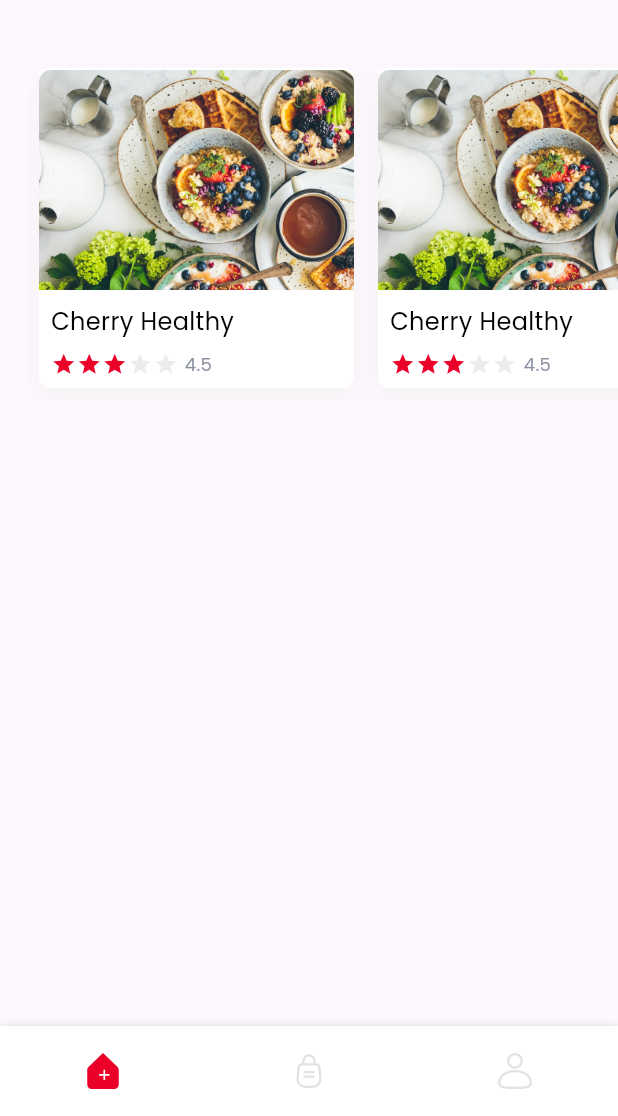
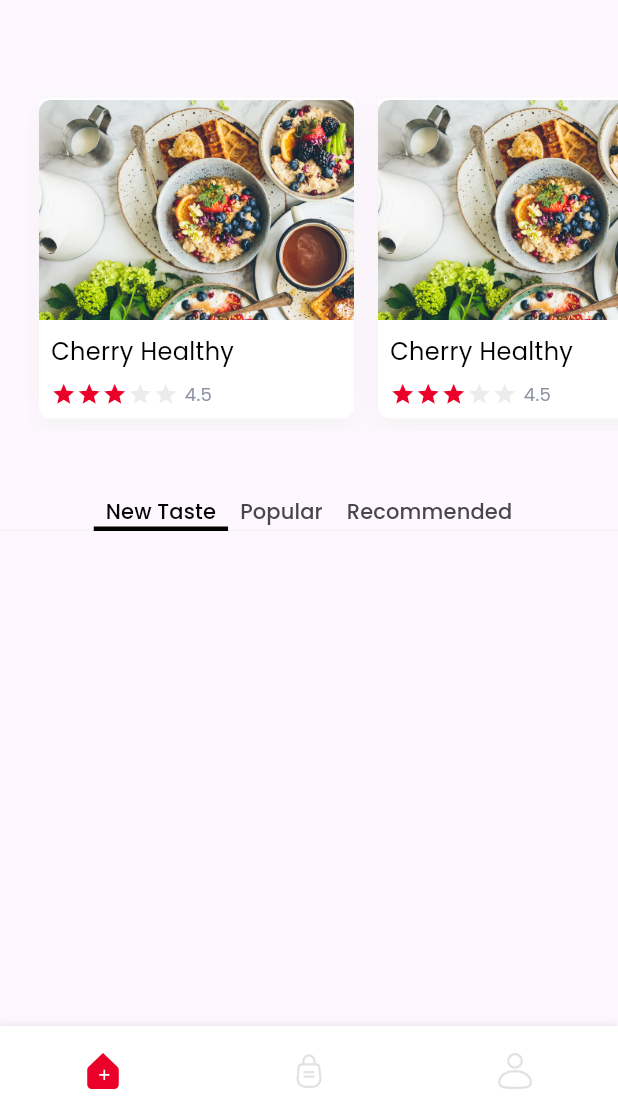
Before and after one commit to Elawady2002/Food-Market, a Flutter app: the MainHome screen opened directly, on a phone screen of 412 x 824 dp, the part 120-1236 px from its top. Run offline on Flutter 3.47's test engine with Material 3 defaults, Android fonts, the light colour scheme and no system bars; drawn by our look-alikes of flutter_rating_bar; our stand-ins replace flutter_screenutil, flutter_svg, google_fonts; missing offline and left inert: mobkit_dashed_border.

Commit message:
edit some files

```diff
--- a/lib/view/core/function/get_card_item.dart
+++ b/lib/view/core/function/get_card_item.dart
@@ -1,4 +1,3 @@
-
 import 'package:app/view/core/function/get_text.dart';
 import 'package:flutter/material.dart';
 import 'package:flutter_rating_bar/flutter_rating_bar.dart';
--- a/lib/view/core/function/list_card_food.dart
+++ b/lib/view/core/function/list_card_food.dart
@@ -17,7 +17,7 @@ SizedBox getListOfCrad() {
                 ? const EdgeInsets.only(top: 8, left: 8, right: 20, bottom: 8)
                 : const EdgeInsets.all(8),
             child: Container(
-              alignment: Alignment.topCenter,
+            alignment: Alignment.center,
               width: 210,
               height: 220,
               decoration: ShapeDecoration(
@@ -29,7 +29,6 @@ SizedBox getListOfCrad() {
                     color: Color(0xFFF2F2F2),
                     blurRadius: 15,
                     offset: Offset(0, 6),
-                    spreadRadius: 0,
                   ),
                 ],
               ),
--- a/lib/view/ui/home_fixed.dart
+++ b/lib/view/ui/home_fixed.dart
@@ -1,5 +1,6 @@
 import 'package:app/view/core/function/custom_app_bar.dart';
 import 'package:app/view/core/function/list_card_food.dart';
+import 'package:app/view/widget/custome_tap_bar.dart';
 import 'package:flutter/material.dart';
 
 class HomeFixed extends StatelessWidget {
@@ -10,12 +11,17 @@ class HomeFixed extends StatelessWidget {
     return Padding(
       padding: const EdgeInsets.only(top: 30),
       child: Column(
+        spacing: 10,
         children: [
           getCustomAppBar(),
           const SizedBox(
             height: 36,
           ),
-          getListOfCrad()
+          getListOfCrad(),
+          const SizedBox(
+            height: 24,
+          ),
+          const CustomeTapBar()
         ],
       ),
     );
--- a/lib/view/ui/sign_in.dart
+++ b/lib/view/ui/sign_in.dart
@@ -1,7 +1,7 @@
-
 import 'package:app/view/widget/card_signin.dart';
 import 'package:flutter/material.dart';
 import 'package:app/view/widget/title_scation.dart';
+
 
 class SignIn extends StatelessWidget {
   const SignIn({super.key});
--- /dev/null
+++ b/lib/view/widget/custome_tap_bar.dart
@@ -0,0 +1,41 @@
+import 'package:app/view/core/function/get_text.dart';
+import 'package:flutter/material.dart';
+import 'package:google_fonts/google_fonts.dart';
+
+class CustomeTapBar extends StatelessWidget {
+  const CustomeTapBar({super.key});
+
+  @override
+  Widget build(BuildContext context) {
+    return DefaultTabController(
+        length: 3,
+        child: TabBar(
+          labelPadding: const EdgeInsets.symmetric(horizontal: 8) ,
+
+          tabAlignment: TabAlignment.center,
+
+            splashBorderRadius: BorderRadius.circular(8),
+            indicatorColor: const Color(0xFF020202),
+            indicatorWeight: 3,
+            labelStyle: GoogleFonts.poppins(
+              color: const Color(0xFF020202),
+              fontSize: 14,
+              fontWeight: FontWeight.w500,
+            ),
+            indicatorSize: TabBarIndicatorSize.tab,
+            dividerHeight: 1,
+            dividerColor: const Color(0xffF2F2F2),
+            isScrollable: true,
+            tabs: [
+              getText(
+                lable: 'New Taste',
+              ),
+              getText(
+                lable: 'Popular',
+              ),
+              getText(
+                lable: 'Recommended',
+              ),
+            ]));
+  }
+}
--- a/pubspec.yaml
+++ b/pubspec.yaml
@@ -41,6 +41,7 @@ dependencies:
   bloc: ^8.1.4
   flutter_bloc: ^8.1.6
   flutter_rating_bar: ^4.0.1
+  flutter_screenutil: ^5.9.3
 
 dev_dependencies:
   flutter_test:
```
Also changed, not shown: lib/main.dart (+11 -3 lines), lib/view/core/function/or_continue_with.dart (+5 -4 lines), lib/view/widget/card_signin.dart (+6 -5 lines), pubspec.lock.
